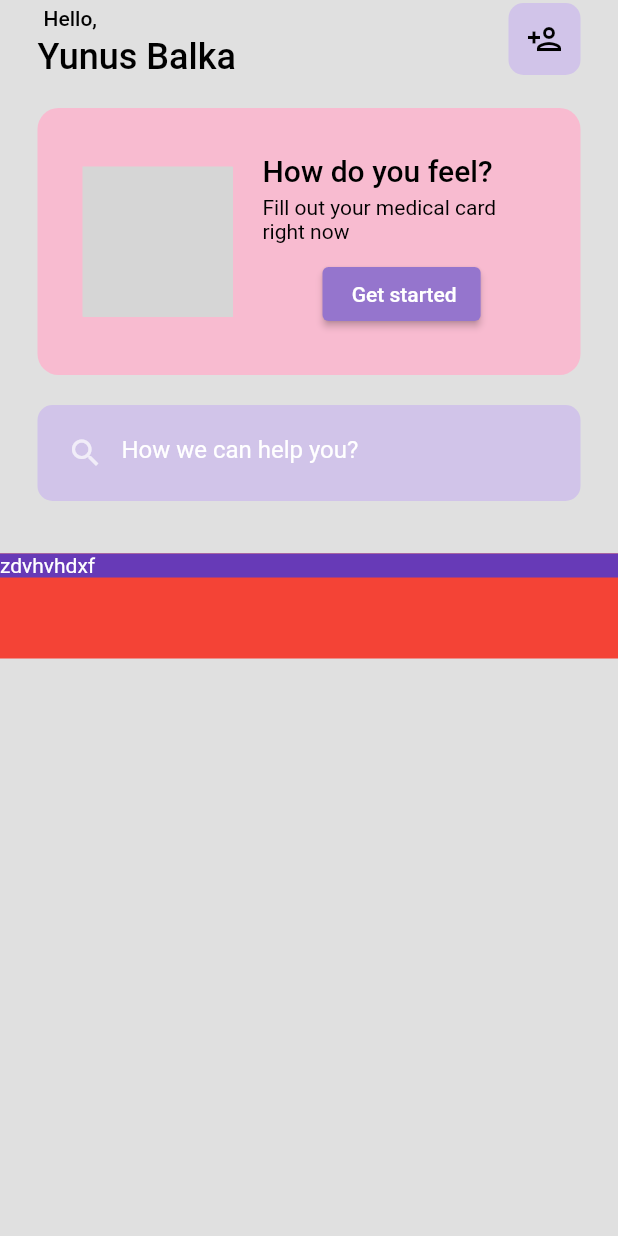
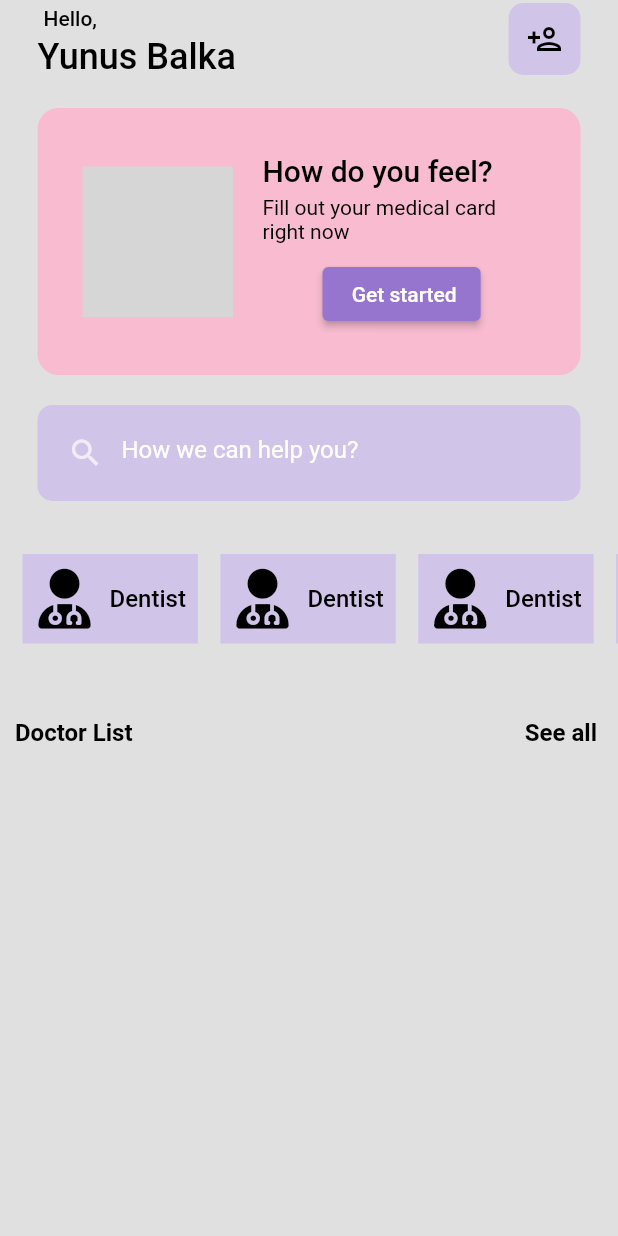
Before and after one commit to balkayunus7/MedicalAppMainScreenUI, a Flutter app: the screen it shows after launch, on a phone screen of 412 x 824 dp. Run offline on Flutter 3.47's test engine with Material 2 defaults, Android fonts, the phone set to English and light mode, and no system bars; our stand-ins replace community_material_icon, font_awesome_flutter, lottie; network calls fail; grey boxes are pictures that could not be loaded.

Commit message:
ListView and Categorycard added

```diff
--- /dev/null
+++ b/flutter_application_1/lib/CategoryCard.dart
@@ -0,0 +1,37 @@
+import 'package:flutter/material.dart';
+import 'package:community_material_icon/community_material_icon.dart';
+import 'package:font_awesome_flutter/font_awesome_flutter.dart';
+
+class CategoryCard extends StatelessWidget {
+  const CategoryCard({
+    super.key,
+  });
+
+  @override
+  Widget build(BuildContext context) {
+    return Padding(
+      padding: const EdgeInsets.only(left: 15),
+      child: Container(
+        color: Colors.deepPurple[100],
+        child: Padding(
+          padding: const EdgeInsets.all(8.0),
+          child: Row(mainAxisAlignment: MainAxisAlignment.start, children: [
+            const Icon(
+              FontAwesomeIcons.userDoctor,
+              size: 40,
+              color: Colors.black,
+            ),
+            const SizedBox(width: 10),
+            Text(
+              "Dentist",
+              style: Theme.of(context)
+                  .textTheme
+                  .titleMedium
+                  ?.copyWith(color: Colors.black, fontWeight: FontWeight.w500),
+            ),
+          ]),
+        ),
+      ),
+    );
+  }
+}
--- a/flutter_application_1/lib/Screens/HomePage.dart
+++ b/flutter_application_1/lib/Screens/HomePage.dart
@@ -1,5 +1,6 @@
 import 'package:flutter/material.dart';
 import 'package:lottie/lottie.dart';
+import 'package:flutter_application_1/CategoryCard.dart';
 
 class MyHomePage extends StatefulWidget {
   const MyHomePage({super.key});
@@ -138,16 +139,33 @@ class _MyHomePageState extends State<MyHomePage> {
             ),
             const SizedBox(height: 35),
             Container(
-              height: 70,
-              color: Colors.red,
+              height: 60,
               child: ListView(
+                scrollDirection: Axis.horizontal,
+                children: const [
+                  CategoryCard(),
+                  CategoryCard(),
+                  CategoryCard(),
+                  CategoryCard(),
+                ],
+              ),
+            ),
+            const SizedBox(height: 50),
+            Padding(
+              padding: const EdgeInsets.symmetric(horizontal: 10),
+              child: Row(
+                mainAxisAlignment: MainAxisAlignment.spaceBetween,
                 children: [
-                  Container(
-                    color: Colors.deepPurple,
-                    child: Row(children: [
-                      Text("zdvhvhdxf"),
-                    ]),
-                  )
+                  Text(
+                    "Doctor List ",
+                    style: Theme.of(context).textTheme.titleMedium?.copyWith(
+                        color: Colors.black, fontWeight: FontWeight.w600),
+                  ),
+                  Text(
+                    "See all ",
+                    style: Theme.of(context).textTheme.titleMedium?.copyWith(
+                        color: Colors.black, fontWeight: FontWeight.w600),
+                  ),
                 ],
               ),
             )
--- a/flutter_application_1/pubspec.yaml
+++ b/flutter_application_1/pubspec.yaml
@@ -37,6 +37,8 @@ dependencies:
   # Use with the CupertinoIcons class for iOS style icons.
   cupertino_icons: ^1.0.2
   lottie: ^1.4.3
+  community_material_icon: ^5.9.55
+  font_awesome_flutter: ^10.2.1
 
 dev_dependencies:
   flutter_test:
```
